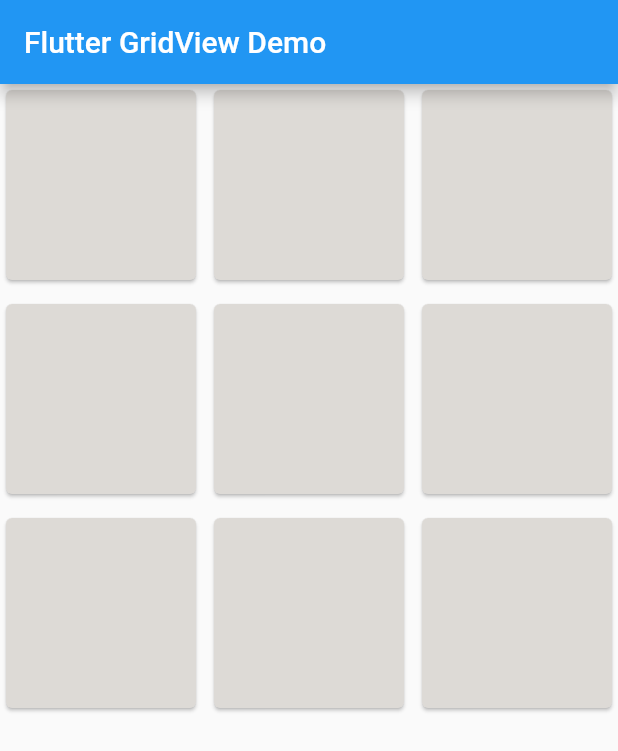
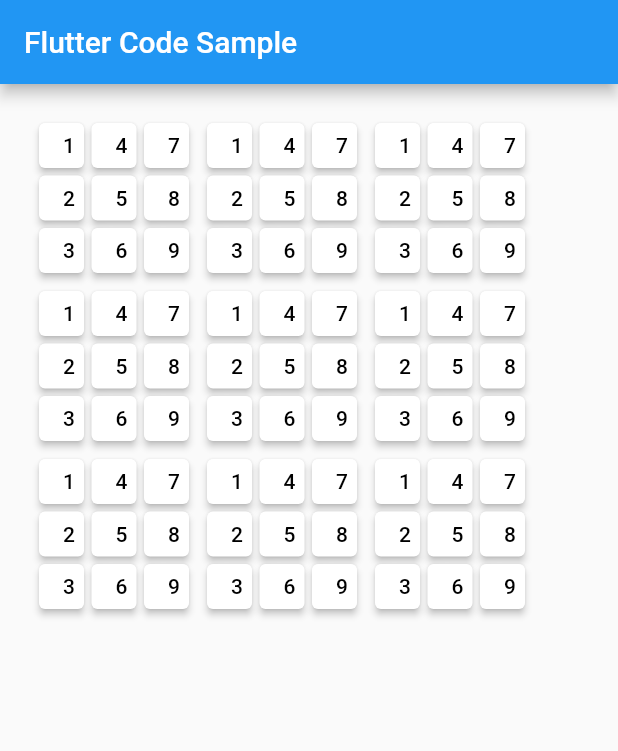
Before and after one commit to Ghaidamhm/sudoku-app, a Flutter app: the screen it shows after launch, on a phone screen of 412 x 824 dp. Shown: the top 751 px of the screen. Run offline on Flutter 3.47's test engine with Material 2 defaults, Android fonts, the phone set to English and light mode, and no system bars.

Commit message:
Update main.dart

```diff
--- a/lib/main.dart
+++ b/lib/main.dart
@@ -1,67 +1,63 @@
+import 'dart:math';
+
 import 'package:flutter/material.dart';
+import './sudoku_box.dart';
 
-void main() {runApp(MyApp());}
+void main() => runApp(const MyApp());
 
 class MyApp extends StatelessWidget {
+  const MyApp({super.key});
+
+  static const String _title = 'Flutter Code Sample';
+
   @override
   Widget build(BuildContext context) {
     return MaterialApp(
-        home: Scaffold(appBar: AppBar(
-          title: Text("Flutter GridView Demo"),
-        ),
-            body: GridView.count(
-                crossAxisCount: 3,
-                crossAxisSpacing: 4.0,
-                mainAxisSpacing: 8.0,
-                children: List.generate(choices.length, (index) {
-                  return Center(
-                    child: SelectCard(choice: choices[index]),
-                  );
-                }
-                )
-            )
-        )
+      title: _title,
+      home: Scaffold(
+        appBar: AppBar(title: const Text(_title)),
+        body: MyStatelessWidget(),
+      ),
     );
   }
 }
 
-class Choice {
-  const Choice({this.title, this.icon});
-  final String? title;
-  final IconData? icon;
+class MyStatelessWidget extends StatelessWidget {
+
+
+generateCellNumbers(){
+
+
 }
-
-const List<Choice> choices = const <Choice>[
-  const Choice(title: ''),
-  const Choice(title: ''),
-  const Choice(title: ''),
-  const Choice(title: ''),
-  const Choice(title: ''),
-  const Choice(title: ''),
-  const Choice(title: ''),
-  const Choice(title: ''),
-  const Choice(title: ''),
-
-];
-
-class SelectCard extends StatelessWidget {
-  const SelectCard({Key? key, required this.choice}) : super(key: key);
-  final Choice choice;
 
   @override
   Widget build(BuildContext context) {
-    final TextStyle? textStyle = Theme.of(context).textTheme.displaySmall;
-    return Card(
-        color: Color.fromARGB(255, 221, 218, 214),
-        child: Center(child: Column(
-            crossAxisAlignment: CrossAxisAlignment.center,
-            children: <Widget>[
-              Expanded(child: Icon(choice.icon, size:10.0, color: textStyle?.color)),
-              Text(choice.title!, style: textStyle),
-            ]
+    return Padding(
+      padding: const EdgeInsets.all(20),
+      child: Expanded(
 
-        ),
-        )
-    );
+      child: Column(
+        children: [
+          Row(children: [
+              SudokuBox(),
+              SudokuBox(),
+              SudokuBox(),
+
+          ],),
+             Row(children: [
+              SudokuBox(),
+              SudokuBox(),
+              SudokuBox(),
+
+          ],),
+             Row(children: [
+              SudokuBox(),
+              SudokuBox(),
+              SudokuBox(),
+
+          ],),
+        ],
+      )
+    ));
   }
 }
```
